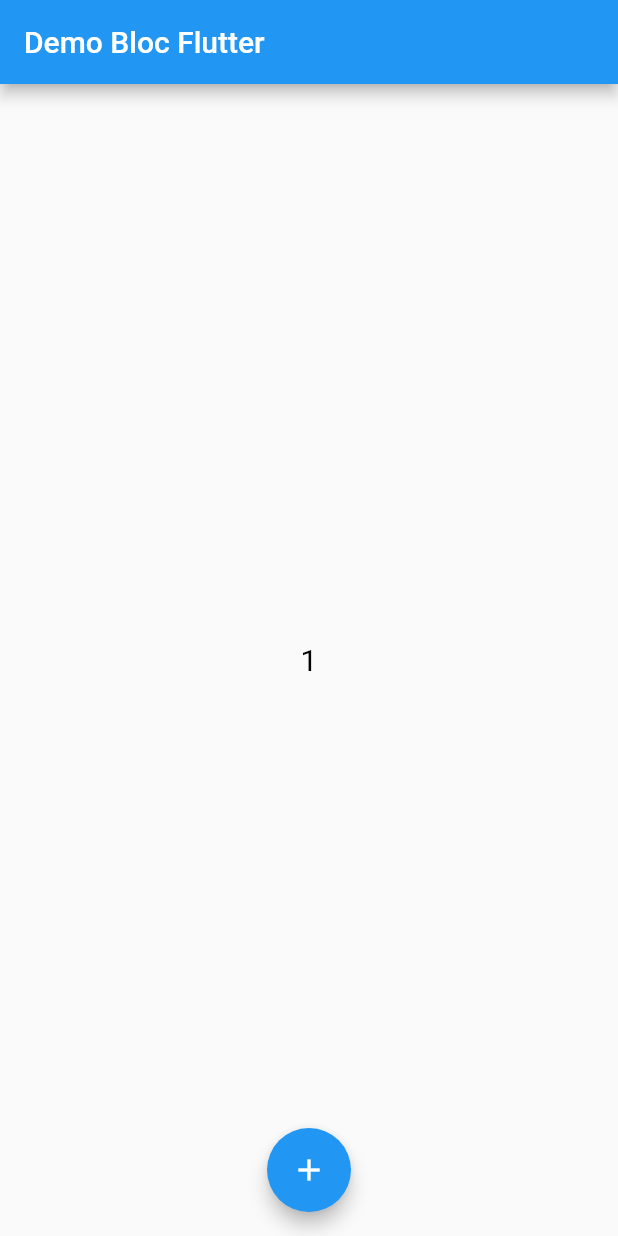
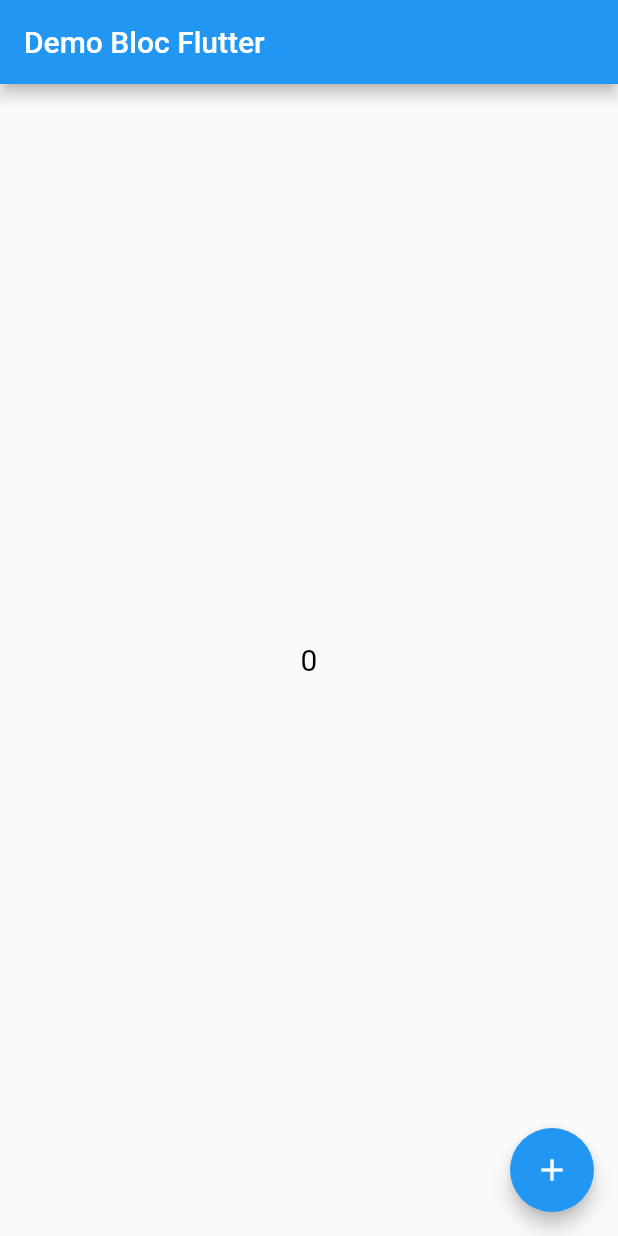
Before and after one commit to minhhoang1007/demo_flutter_bloc, a Flutter app: the screen it shows after launch, on a phone screen of 412 x 824 dp. Run offline on Flutter 3.47's test engine with Material 2 defaults, Android fonts, the phone set to English and light mode, and no system bars; our stand-ins replace flutter_bloc.

Commit message:
done counter

```diff
--- a/lib/main.dart
+++ b/lib/main.dart
@@ -1,7 +1,12 @@
 import 'package:demo_bloc_2021/screen/home/ui/home_screen.dart';
+import 'package:demo_bloc_2021/theme_cubit.dart';
 import 'package:flutter/material.dart';
+import 'package:flutter_bloc/flutter_bloc.dart';
+import 'screen/home/bloc/counter_bloc.dart';
+import 'simple_bloc_observer.dart';
 
 void main() {
+  Bloc.observer = SimpleBlocObserver();
   runApp(MyApp());
 }
 
@@ -9,13 +14,22 @@ class MyApp extends StatelessWidget {
   // This widget is the root of your application.
   @override
   Widget build(BuildContext context) {
-    return MaterialApp(
-      title: 'Flutter Demo',
-      theme: ThemeData(
-        primarySwatch: Colors.blue,
+    return BlocProvider(
+      create: (_) => ThemeCubit(),
+      child: BlocBuilder<ThemeCubit, ThemeData>(
+        builder: (_, theme) {
+          return MaterialApp(
+            title: 'Flutter Demo',
+            theme: theme,
+            debugShowCheckedModeBanner: false,
+            // home: HomeScreen(),
+            home: BlocProvider(
+              create: (_) => CounterBloc(),
+              child: HomeScreen(),
+            ),
+          );
+        },
       ),
-      debugShowCheckedModeBanner: false,
-      home: HomeScreen(),
     );
   }
 }
--- a/lib/screen/home/bloc/counter_bloc.dart
+++ b/lib/screen/home/bloc/counter_bloc.dart
@@ -4,15 +4,19 @@ import 'package:flutter_bloc/flutter_bloc.dart';
 class CounterBloc extends Bloc<CounterEvent, int> {
   /// {@macro counter_bloc}
   CounterBloc() : super(0);
-
+  int numTest = 0;
   @override
   Stream<int> mapEventToState(CounterEvent event) async* {
     switch (event) {
       case CounterEvent.decrement:
         yield state - 1;
+        numTest = state;
+        print(state);
         break;
       case CounterEvent.increment:
         yield state + 1;
+        numTest = state;
+        print(state);
         break;
       case CounterEvent.error:
         addError(Exception('unsupported event'));
--- a/lib/screen/home/ui/home_screen.dart
+++ b/lib/screen/home/ui/home_screen.dart
@@ -1,36 +1,82 @@
+import 'package:demo_bloc_2021/screen/home/bloc/counter_bloc.dart';
+import 'package:demo_bloc_2021/screen/home/bloc/counter_event.dart';
 import 'package:flutter/material.dart';
+import 'package:flutter_bloc/flutter_bloc.dart';
 
-class HomeScreen extends StatefulWidget {
-  HomeScreen({Key key}) : super(key: key);
+import '../../../theme_cubit.dart';
 
-  @override
-  _HomeScreenState createState() => _HomeScreenState();
-}
-
-class _HomeScreenState extends State<HomeScreen> {
+class HomeScreen extends StatelessWidget {
+  // CounterBloc blochome = CounterBloc();
+  // int number = 0;
   @override
   Widget build(BuildContext context) {
     return Scaffold(
       appBar: AppBar(
         title: Text("Demo Bloc Flutter"),
       ),
-      body: _bodyHome(),
+      body: BlocBuilder<CounterBloc, int>(
+        builder: (_, count) {
+          return _bodyHome(count);
+        },
+      ),
       floatingActionButton: FloatingActionButton(
         child: const Icon(Icons.add),
         backgroundColor: Colors.blue,
         elevation: 5,
         splashColor: Colors.grey,
-        onPressed: () {},
+        onPressed: () {
+          context.read<CounterBloc>().add(CounterEvent.increment);
+          // blochome.add(CounterEvent.increment);
+          // number = blochome.numTest;
+        },
       ),
-      floatingActionButtonLocation: FloatingActionButtonLocation.centerFloat,
+      // floatingActionButtonLocation: FloatingActionButtonLocation.centerFloat,
+      // floatingActionButton: Column(
+      //   crossAxisAlignment: CrossAxisAlignment.end,
+      //   mainAxisAlignment: MainAxisAlignment.end,
+      //   children: <Widget>[
+      //     Padding(
+      //       padding: const EdgeInsets.symmetric(vertical: 5.0),
+      //       child: FloatingActionButton(
+      //         child: const Icon(Icons.add),
+      //         onPressed: () =>
+      //             context.read<CounterBloc>().add(CounterEvent.increment),
+      //       ),
+      //     ),
+      //     Padding(
+      //       padding: const EdgeInsets.symmetric(vertical: 5.0),
+      //       child: FloatingActionButton(
+      //         child: const Icon(Icons.remove),
+      //         onPressed: () =>
+      //             context.read<CounterBloc>().add(CounterEvent.decrement),
+      //       ),
+      //     ),
+      //     Padding(
+      //       padding: const EdgeInsets.symmetric(vertical: 5.0),
+      //       child: FloatingActionButton(
+      //         child: const Icon(Icons.brightness_6),
+      //         onPressed: () => context.read<ThemeCubit>().toggleTheme(),
+      //       ),
+      //     ),
+      //     Padding(
+      //       padding: const EdgeInsets.symmetric(vertical: 5.0),
+      //       child: FloatingActionButton(
+      //         backgroundColor: Colors.red,
+      //         child: const Icon(Icons.error),
+      //         onPressed: () =>
+      //             context.read<CounterBloc>().add(CounterEvent.error),
+      //       ),
+      //     ),
+      //   ],
+      // ),
     );
   }
 
-  Widget _bodyHome() {
+  Widget _bodyHome(int numb) {
     return Container(
       child: Center(
         child: Text(
-          "1",
+          "$numb",
           style: TextStyle(
             color: Colors.black,
             fontSize: 20,
--- /dev/null
+++ b/lib/theme_cubit.dart
@@ -0,0 +1,26 @@
+import 'package:flutter/material.dart';
+import 'package:flutter_bloc/flutter_bloc.dart';
+
+class ThemeCubit extends Cubit<ThemeData> {
+  /// {@macro brightness_cubit}
+  ThemeCubit() : super(_lightTheme);
+
+  static final _lightTheme = ThemeData(
+    floatingActionButtonTheme: const FloatingActionButtonThemeData(
+      foregroundColor: Colors.white,
+    ),
+    brightness: Brightness.light,
+  );
+
+  static final _darkTheme = ThemeData(
+    floatingActionButtonTheme: const FloatingActionButtonThemeData(
+      foregroundColor: Colors.black,
+    ),
+    brightness: Brightness.dark,
+  );
+
+  /// Toggles the current brightness between light and dark.
+  void toggleTheme() {
+    emit(state.brightness == Brightness.dark ? _lightTheme : _darkTheme);
+  }
+}
```
Also changed, not shown: lib/simple_bloc_observer.dart (added, +21 -0 lines).
